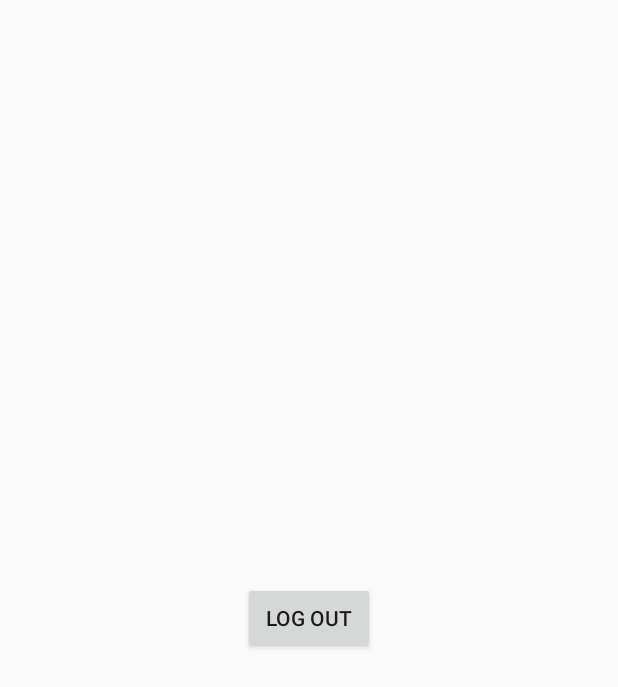
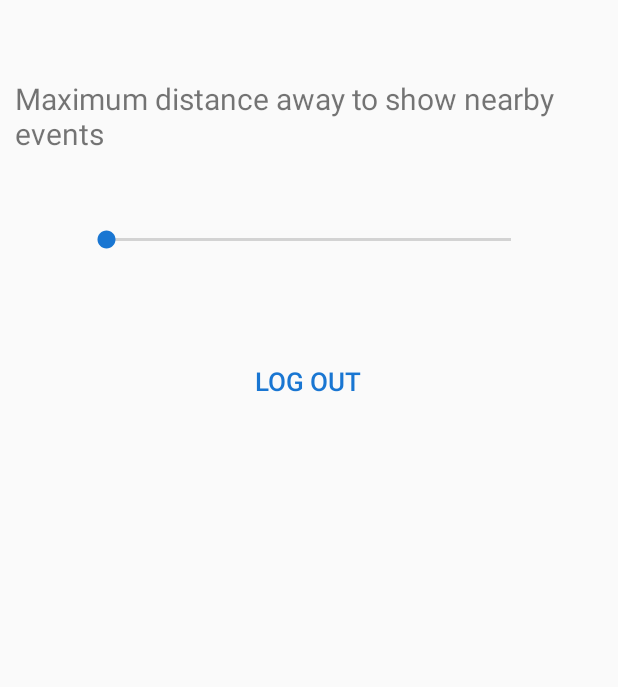
Before and after one commit to alonsoC1s/REDcp, an Android app: the layout fragment_settings.xml on its own in the app's theme, with its tools: preview values and no code run, on a phone screen of 412 x 824 dp. Shown: the top 687 px of the screen. Run offline under Robolectric (Android 15) with nearby library versions, the phone set to English and light mode, and no system bars.

Commit message:
Added settings tab, changed user profile layout. fixes

```diff
--- a/app/src/main/AndroidManifest.xml
+++ b/app/src/main/AndroidManifest.xml
@@ -2,6 +2,7 @@
 <manifest xmlns:android="http://schemas.android.com/apk/res/android"
     package="mx.com.redcup.redcup">
 
+    <uses-permission android:name="android.permission.ACCESS_COARSE_LOCATION" />
     <uses-permission android:name="android.permission.INTERNET" />
 
     <!--
@@ -9,9 +10,10 @@
          Google Maps Android API v2, but you must specify either coarse or fine
          location permissions for the 'MyLocation' functionality.
     -->
-    <uses-permission android:name="android.permission.ACCESS_FINE_LOCATION" />
+
     <uses-permission android:name="android.permission.ACCESS_NETWORK_STATE" />
-    <uses-permission android:name="android.permission.ACCESS_COARSE_LOCATION" />
+    <uses-permission android:name="android.permission.ACCESS_FINE_LOCATION"/>
+    <uses-permission android:name="android.permission.ACCESS_COARSE_LOCATION"/>
 
     <application
         android:allowBackup="true"
--- a/app/src/main/java/mx/com/redcup/redcup/NavActivity.java
+++ b/app/src/main/java/mx/com/redcup/redcup/NavActivity.java
@@ -22,7 +22,7 @@ import com.google.firebase.auth.FirebaseAuth;
 import mx.com.redcup.redcup.myNavigationFragments.FriendsFragment;
 import mx.com.redcup.redcup.myNavigationFragments.MapsFragment;
 import mx.com.redcup.redcup.myNavigationFragments.NearbyFragment;
-import mx.com.redcup.redcup.myNavigationFragments.SettingsFragment;
+import mx.com.redcup.redcup.myNavigationFragments.UserSettingsFragment;
 import mx.com.redcup.redcup.myNavigationFragments.UserProfileFragment;
 
 public class NavActivity extends AppCompatActivity {
@@ -33,7 +33,7 @@ public class NavActivity extends AppCompatActivity {
     NearbyFragment nearbyFragment = new NearbyFragment();
     FriendsFragment friendsFragment = new FriendsFragment();
     UserProfileFragment profileFragment = new UserProfileFragment();
-    SettingsFragment settingsFragment = new SettingsFragment();
+    UserSettingsFragment uSettingsFragment = new UserSettingsFragment();
 
     //Bottom nav, fragment switcher handler
     private BottomNavigationView.OnNavigationItemSelectedListener mOnNavigationItemSelectedListener
@@ -55,7 +55,7 @@ public class NavActivity extends AppCompatActivity {
                     switchToFragment(profileFragment);
                     return true;
                 case R.id.navigation_settings:
-                    switchToFragment(settingsFragment);
+                    switchToFragment(uSettingsFragment);
                     return true;
             }
             return false;
--- a/app/src/main/java/mx/com/redcup/redcup/myDataModels/MyUsers.java
+++ b/app/src/main/java/mx/com/redcup/redcup/myDataModels/MyUsers.java
@@ -33,7 +33,7 @@ public class MyUsers {
     }
 
 
-    public String getDisplayName() {return (displayName);}
+    public String getDisplayName() {return (displayName + " " + displaySecondName);}
     ////
     public String getFirebaseUID(){ return (this.userID);}
 
--- a/app/src/main/res/layout/fragment_settings.xml
+++ b/app/src/main/res/layout/fragment_settings.xml
@@ -1,16 +1,51 @@
-<FrameLayout xmlns:android="http://schemas.android.com/apk/res/android"
+<android.support.constraint.ConstraintLayout xmlns:android="http://schemas.android.com/apk/res/android"
+    xmlns:app="http://schemas.android.com/apk/res-auto"
     xmlns:tools="http://schemas.android.com/tools"
     android:layout_width="match_parent"
     android:layout_height="match_parent"
     android:fitsSystemWindows="true"
-    tools:context="mx.com.redcup.redcup.myNavigationFragments.SettingsFragment">
+    tools:context="mx.com.redcup.redcup.myNavigationFragments.UserSettingsFragment">
+
+
 
     <Button
         android:layout_width="wrap_content"
         android:layout_height="wrap_content"
         android:text="@string/LogOut"
         android:onClick="terminateAllSessions"
-        android:layout_gravity="center_horizontal|center_vertical"
-        />
+        style="@style/Widget.AppCompat.Button.Borderless.Colored"
+        android:textSize="17dp"
 
-</FrameLayout>
+
+        android:layout_marginRight="8dp"
+        app:layout_constraintRight_toRightOf="parent"
+        android:layout_marginLeft="8dp"
+        app:layout_constraintLeft_toLeftOf="parent"
+        android:layout_marginTop="57dp"
+        app:layout_constraintTop_toBottomOf="@+id/seekBar"
+        app:layout_constraintHorizontal_bias="0.498" />
+
+    <TextView
+        android:layout_width="wrap_content"
+        android:layout_height="wrap_content"
+        android:text="Maximum distance away to show nearby events"
+        android:padding="10dp"
+        android:textSize="20dp"
+        android:id="@+id/textView"
+        tools:layout_editor_absoluteX="0dp"
+        app:layout_constraintTop_toTopOf="parent"
+        android:layout_marginTop="42dp" />
+
+    <SeekBar
+        android:layout_width="302dp"
+        android:layout_height="26dp"
+        android:layout_marginLeft="8dp"
+        app:layout_constraintLeft_toLeftOf="parent"
+        android:layout_marginRight="8dp"
+        app:layout_constraintRight_toRightOf="parent"
+        android:layout_marginTop="34dp"
+        app:layout_constraintTop_toBottomOf="@+id/textView"
+        app:layout_constraintHorizontal_bias="0.494"
+        android:id="@+id/seekBar" />
+
+</android.support.constraint.ConstraintLayout>
```
Also changed, not shown: app/src/main/java/mx/com/redcup/redcup/EventDetailsActivity.java (+11 -7 lines), app/src/main/java/mx/com/redcup/redcup/MyHolders/UserProfileEventsHolder.java (added, +79 -0 lines), app/src/main/java/mx/com/redcup/redcup/ProfileDetailsActivity.java (+7 -4 lines), app/src/main/java/mx/com/redcup/redcup/myNavigationFragments/MapsFragment.java (+15 -11 lines), app/src/main/java/mx/com/redcup/redcup/myNavigationFragments/SettingsFragment.java (deleted, +0 -10 lines), app/src/main/java/mx/com/redcup/redcup/myNavigationFragments/UserProfileFragment.java (+7 -4 lines), app/src/main/java/mx/com/redcup/redcup/myNavigationFragments/UserSettingsFragment.java (added, +27 -0 lines), app/src/main/res/layout/fragment_user_profile.xml (+9 -0 lines).
